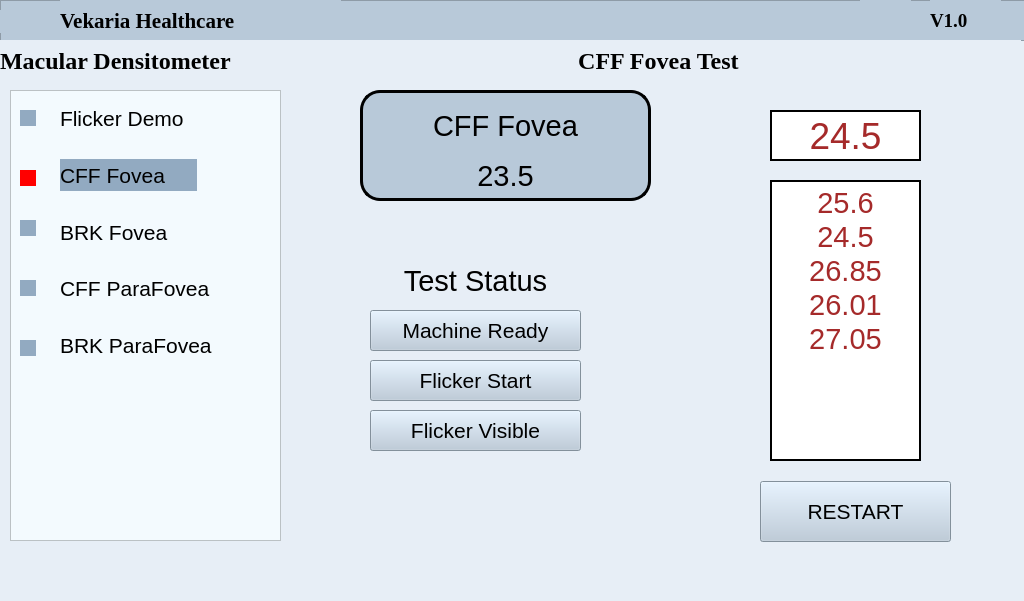
Above: CFF_Fovea.ui from Prism-Techs/vekariahealthCare before the change. Below: the same form after it.
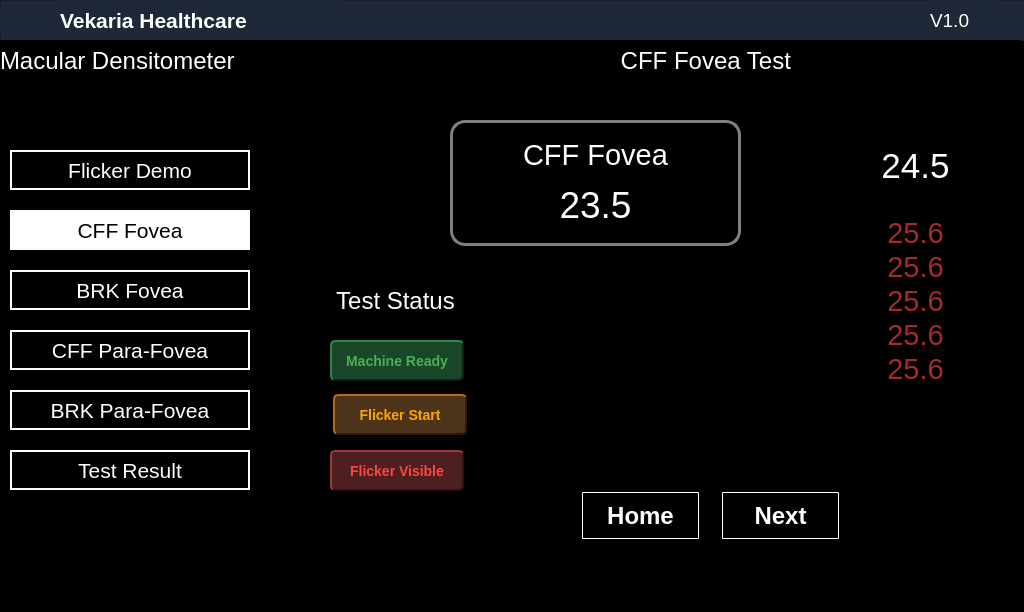
That is the form after the change. Icons and pictures are not drawn.

What changed in the file:
```diff
--- a/CFF_Fovea.ui
+++ b/CFF_Fovea.ui
@@ -7,14 +7,15 @@
     <x>0</x>
     <y>0</y>
     <width>1024</width>
-    <height>601</height>
+    <height>612</height>
    </rect>
   </property>
   <property name="windowTitle">
    <string>Form</string>
   </property>
   <property name="styleSheet">
-   <string notr="true">background-color:#E7EEF6;</string>
+   <string notr="true">background-color:black;
+color:white;</string>
   </property>
   <widget class="QFrame" name="frame">
    <property name="geometry">
@@ -26,7 +27,8 @@
     </rect>
    </property>
    <property name="styleSheet">
-    <string notr="true">background-color:#B8C9D9;</string>
+    <string notr="true">background-color:#1f2836;
+color:white</string>
    </property>
    <property name="frameShape">
     <enum>QFrame::StyledPanel</enum>
@@ -45,7 +47,7 @@
     </property>
     <property name="font">
      <font>
-      <family>Times New Roman</family>
+      <family>Helvetica Neue</family>
       <pointsize>16</pointsize>
       <weight>75</weight>
       <bold>true</bold>
@@ -66,10 +68,10 @@
     </property>
     <property name="font">
      <font>
-      <family>Times New Roman</family>
+      <family>Helvetica Neue</family>
       <pointsize>14</pointsize>
-      <weight>75</weight>
-      <bold>true</bold>
+      <weight>50</weight>
+      <bold>false</bold>
      </font>
     </property>
     <property name="text">
@@ -97,26 +99,7 @@
      <string/>
     </property>
     <property name="pixmap">
-     <pixmap resource="icons/vekarialogo.qrc">:/newPrefix/Vekaria Healthcare Logo/VHC Logo.png</pixmap>
-    </property>
-    <property name="scaledContents">
-     <bool>true</bool>
-    </property>
-   </widget>
-   <widget class="QLabel" name="wifiIcon">
-    <property name="geometry">
-     <rect>
-      <x>860</x>
-      <y>0</y>
-      <width>51</width>
-      <height>41</height>
-     </rect>
-    </property>
-    <property name="text">
-     <string/>
-    </property>
-    <property name="pixmap">
-     <pixmap>:/wifilogo/wifi.png</pixmap>
+     <pixmap resource="../../UI/icons/vekarialogo.qrc">:/newPrefix/Vekaria Healthcare Logo/VHC Logo.png</pixmap>
     </property>
     <property name="scaledContents">
      <bool>true</bool>
@@ -134,10 +117,10 @@
    </property>
    <property name="font">
     <font>
-     <family>Times New Roman</family>
+     <family>Helvetica Neue</family>
      <pointsize>18</pointsize>
-     <weight>75</weight>
-     <bold>true</bold>
+     <weight>50</weight>
+     <bold>false</bold>
     </font>
    </property>
    <property name="layoutDirection">
@@ -150,522 +133,637 @@
     <set>Qt::AlignLeading|Qt::AlignLeft|Qt::AlignVCenter</set>
    </property>
   </widget>
-  <widget class="QLabel" name="label">
+  <widget class="QPushButton" name="pushButton_4">
    <property name="geometry">
     <rect>
-     <x>360</x>
-     <y>260</y>
-     <width>231</width>
-     <height>41</height>
+     <x>10</x>
+     <y>150</y>
+     <width>240</width>
+     <height>40</height>
     </rect>
    </property>
    <property name="font">
     <font>
-     <family>Helvetica</family>
-     <pointsize>22</pointsize>
+     <family>Helvetica Neue</family>
+     <pointsize>16</pointsize>
+     <weight>50</weight>
+     <bold>false</bold>
     </font>
    </property>
+   <property name="styleSheet">
+    <string notr="true"> QPushButton {
+                background-color: black;
+                color: white;
+                border: none;
+				border:2px solid white;
+            }
+</string>
+   </property>
    <property name="text">
-    <string>Test Status</string>
+    <string>Flicker Demo</string>
    </property>
-   <property name="alignment">
-    <set>Qt::AlignCenter</set>
+  </widget>
+  <widget class="QPushButton" name="pushButton_6">
+   <property name="geometry">
+    <rect>
+     <x>10</x>
+     <y>210</y>
+     <width>240</width>
+     <height>40</height>
+    </rect>
    </property>
+   <property name="font">
+    <font>
+     <family>Helvetica Neue</family>
+     <pointsize>16</pointsize>
+     <weight>50</weight>
+     <bold>false</bold>
+    </font>
+   </property>
+   <property name="styleSheet">
+    <string notr="true"> QPushButton {
+                background-color: white;
+                color: black;
+                border: none;
+				border:2px solid white;
+            }
+</string>
+   </property>
+   <property name="text">
+    <string>CFF Fovea</string>
+   </property>
   </widget>
-  <widget class="QPushButton" name="pushButton">
+  <widget class="QPushButton" name="pushButton_7">
    <property name="geometry">
     <rect>
-     <x>370</x>
-     <y>310</y>
-     <width>211</width>
-     <height>41</height>
+     <x>10</x>
+     <y>270</y>
+     <width>240</width>
+     <height>40</height>
     </rect>
    </property>
    <property name="font">
     <font>
-     <family>Helvetica</family>
+     <family>Helvetica Neue</family>
      <pointsize>16</pointsize>
+     <weight>50</weight>
+     <bold>false</bold>
     </font>
    </property>
    <property name="styleSheet">
-    <string notr="true">QWidget {
-    background-color: #B8C9D9;
-}
-
-QWidget:hover {
-    background-color: #92AAC1;
-}
+    <string notr="true"> QPushButton {
+                background-color: black;
+                color: white;
+                border: none;
+				border:2px solid white;
+            }
 </string>
    </property>
    <property name="text">
-    <string>Machine Ready</string>
+    <string>BRK Fovea</string>
    </property>
   </widget>
-  <widget class="QPushButton" name="pushButton_2">
+  <widget class="QPushButton" name="pushButton_8">
    <property name="geometry">
     <rect>
-     <x>370</x>
-     <y>360</y>
-     <width>211</width>
-     <height>41</height>
+     <x>10</x>
+     <y>330</y>
+     <width>240</width>
+     <height>40</height>
     </rect>
    </property>
    <property name="font">
     <font>
-     <family>Helvetica</family>
+     <family>Helvetica Neue</family>
      <pointsize>16</pointsize>
+     <weight>50</weight>
+     <bold>false</bold>
     </font>
    </property>
    <property name="styleSheet">
-    <string notr="true">QWidget {
-    background-color: #B8C9D9;
-}
-
-QWidget:hover {
-    background-color: #92AAC1;
-}
+    <string notr="true"> QPushButton {
+                background-color: black;
+                color: white;
+                border: none;
+				border:2px solid white;
+            }
 </string>
    </property>
    <property name="text">
-    <string>Flicker Start</string>
+    <string>CFF Para-Fovea</string>
    </property>
   </widget>
-  <widget class="QPushButton" name="pushButton_3">
+  <widget class="QPushButton" name="pushButton_9">
    <property name="geometry">
     <rect>
-     <x>370</x>
-     <y>410</y>
-     <width>211</width>
-     <height>41</height>
+     <x>10</x>
+     <y>390</y>
+     <width>240</width>
+     <height>40</height>
     </rect>
    </property>
    <property name="font">
     <font>
-     <family>Helvetica</family>
+     <family>Helvetica Neue</family>
      <pointsize>16</pointsize>
+     <weight>50</weight>
+     <bold>false</bold>
     </font>
    </property>
    <property name="styleSheet">
-    <string notr="true">QWidget {
-    background-color: #B8C9D9;
-}
-
-QWidget:hover {
-    background-color: #92AAC1;
-}
+    <string notr="true"> QPushButton {
+                background-color: black;
+                color: white;
+                border: none;
+				border:2px solid white;
+            }
 </string>
    </property>
    <property name="text">
-    <string>Flicker Visible</string>
+    <string>BRK Para-Fovea</string>
    </property>
   </widget>
-  <widget class="QTextEdit" name="textEdit_3">
+  <widget class="QPushButton" name="pushButton_10">
    <property name="geometry">
     <rect>
-     <x>770</x>
-     <y>180</y>
-     <width>151</width>
-     <height>281</height>
+     <x>10</x>
+     <y>450</y>
+     <width>240</width>
+     <height>40</height>
     </rect>
    </property>
+   <property name="font">
+    <font>
+     <family>Helvetica Neue</family>
+     <pointsize>16</pointsize>
+     <weight>50</weight>
+     <bold>false</bold>
+    </font>
+   </property>
    <property name="styleSheet">
-    <string notr="true">QTextEdit {
-    background-color: white; /* Set background color to white */
+    <string notr="true"> QPushButton {
+                background-color: black;
+                color: white;
+                border: none;
+				border:2px solid white;
+            }
+</string>
+   </property>
+   <property name="text">
+    <string>Test Result</string>
+   </property>
+  </widget>
+  <widget class="QFrame" name="frame_5">
+   <property name="geometry">
+    <rect>
+     <x>280</x>
+     <y>110</y>
+     <width>711</width>
+     <height>441</height>
+    </rect>
+   </property>
+   <property name="styleSheet">
+    <string notr="true">QFrame{
+background-color:#1f2836;
+border-radius:30px;
+
+
+};
+color:white;</string>
+   </property>
+   <property name="frameShape">
+    <enum>QFrame::StyledPanel</enum>
+   </property>
+   <property name="frameShadow">
+    <enum>QFrame::Raised</enum>
+   </property>
+   <widget class="QLabel" name="label_28">
+    <property name="geometry">
+     <rect>
+      <x>580</x>
+      <y>30</y>
+      <width>111</width>
+      <height>51</height>
+     </rect>
+    </property>
+    <property name="font">
+     <font>
+      <family>Helvetica</family>
+      <pointsize>26</pointsize>
+     </font>
+    </property>
+    <property name="styleSheet">
+     <string notr="true">QLabel {
+    background-color: black; /* Set background color to white */
+    border: 2px solid Black; /* Set a solid red border with a width of 30 pixels */
+	color:white;
+}</string>
+    </property>
+    <property name="text">
+     <string>24.5</string>
+    </property>
+    <property name="alignment">
+     <set>Qt::AlignCenter</set>
+    </property>
+   </widget>
+   <widget class="QTextEdit" name="textEdit_3">
+    <property name="geometry">
+     <rect>
+      <x>580</x>
+      <y>100</y>
+      <width>111</width>
+      <height>281</height>
+     </rect>
+    </property>
+    <property name="styleSheet">
+     <string notr="true">QTextEdit {
+    background-color: black; /* Set background color to white */
     border: 2px solid Black; /* Set a solid red border with a width of 30 pixels */
 	color:brown;
+	border-radius:0px;
 }</string>
-   </property>
-   <property name="html">
-    <string>&lt;!DOCTYPE HTML PUBLIC &quot;-//W3C//DTD HTML 4.0//EN&quot; &quot;http://www.w3.org/TR/REC-html40/strict.dtd&quot;&gt;
+    </property>
+    <property name="html">
+     <string>&lt;!DOCTYPE HTML PUBLIC &quot;-//W3C//DTD HTML 4.0//EN&quot; &quot;http://www.w3.org/TR/REC-html40/strict.dtd&quot;&gt;
 &lt;html&gt;&lt;head&gt;&lt;meta name=&quot;qrichtext&quot; content=&quot;1&quot; /&gt;&lt;style type=&quot;text/css&quot;&gt;
 p, li { white-space: pre-wrap; }
 &lt;/style&gt;&lt;/head&gt;&lt;body style=&quot; font-family:'MS Shell Dlg 2'; font-size:7.8pt; font-weight:400; font-style:normal;&quot;&gt;
 &lt;p align=&quot;center&quot; style=&quot; margin-top:0px; margin-bottom:0px; margin-left:0px; margin-right:0px; -qt-block-indent:0; text-indent:0px;&quot;&gt;&lt;span style=&quot; font-size:22pt;&quot;&gt;25.6&lt;/span&gt;&lt;/p&gt;
-&lt;p align=&quot;center&quot; style=&quot; margin-top:0px; margin-bottom:0px; margin-left:0px; margin-right:0px; -qt-block-indent:0; text-indent:0px;&quot;&gt;&lt;span style=&quot; font-size:22pt;&quot;&gt;24.5&lt;/span&gt;&lt;/p&gt;
-&lt;p align=&quot;center&quot; style=&quot; margin-top:0px; margin-bottom:0px; margin-left:0px; margin-right:0px; -qt-block-indent:0; text-indent:0px;&quot;&gt;&lt;span style=&quot; font-size:22pt;&quot;&gt;26.85&lt;/span&gt;&lt;/p&gt;
-&lt;p align=&quot;center&quot; style=&quot; margin-top:0px; margin-bottom:0px; margin-left:0px; margin-right:0px; -qt-block-indent:0; text-indent:0px;&quot;&gt;&lt;span style=&quot; font-size:22pt;&quot;&gt;26.01&lt;/span&gt;&lt;/p&gt;
-&lt;p align=&quot;center&quot; style=&quot; margin-top:0px; margin-bottom:0px; margin-left:0px; margin-right:0px; -qt-block-indent:0; text-indent:0px;&quot;&gt;&lt;span style=&quot; font-size:22pt;&quot;&gt;27.05&lt;/span&gt;&lt;/p&gt;&lt;/body&gt;&lt;/html&gt;</string>
-   </property>
-  </widget>
-  <widget class="QFrame" name="frame_2">
-   <property name="geometry">
-    <rect>
-     <x>360</x>
-     <y>90</y>
-     <width>291</width>
-     <height>111</height>
-    </rect>
-   </property>
-   <property name="styleSheet">
-    <string notr="true">
+&lt;p align=&quot;center&quot; style=&quot; margin-top:0px; margin-bottom:0px; margin-left:0px; margin-right:0px; -qt-block-indent:0; text-indent:0px;&quot;&gt;&lt;span style=&quot; font-size:22pt;&quot;&gt;25.6&lt;/span&gt;&lt;/p&gt;
+&lt;p align=&quot;center&quot; style=&quot; margin-top:0px; margin-bottom:0px; margin-left:0px; margin-right:0px; -qt-block-indent:0; text-indent:0px;&quot;&gt;&lt;span style=&quot; font-size:22pt;&quot;&gt;25.6&lt;/span&gt;&lt;/p&gt;
+&lt;p align=&quot;center&quot; style=&quot; margin-top:0px; margin-bottom:0px; margin-left:0px; margin-right:0px; -qt-block-indent:0; text-indent:0px;&quot;&gt;&lt;span style=&quot; font-size:22pt;&quot;&gt;25.6&lt;/span&gt;&lt;/p&gt;
+&lt;p align=&quot;center&quot; style=&quot; margin-top:0px; margin-bottom:0px; margin-left:0px; margin-right:0px; -qt-block-indent:0; text-indent:0px;&quot;&gt;&lt;span style=&quot; font-size:22pt;&quot;&gt;25.6&lt;/span&gt;&lt;/p&gt;&lt;/body&gt;&lt;/html&gt;</string>
+    </property>
+   </widget>
+   <widget class="QFrame" name="frame_2">
+    <property name="geometry">
+     <rect>
+      <x>170</x>
+      <y>10</y>
+      <width>291</width>
+      <height>126</height>
+     </rect>
+    </property>
+    <property name="styleSheet">
+     <string notr="true">
 QFrame{
-background-color:#B8C9D9;
-border-radius:20px;
-border:3px solid black;
+border-radius:15px;
+border:3px solid grey;
+background-color:black;
 }</string>
-   </property>
-   <property name="frameShape">
-    <enum>QFrame::StyledPanel</enum>
-   </property>
-   <property name="frameShadow">
-    <enum>QFrame::Raised</enum>
-   </property>
-   <widget class="QLabel" name="label_7">
-    <property name="geometry">
-     <rect>
-      <x>40</x>
-      <y>70</y>
-      <width>211</width>
-      <height>31</height>
-     </rect>
     </property>
-    <property name="font">
-     <font>
-      <family>Helvetica</family>
-      <pointsize>22</pointsize>
-     </font>
+    <property name="frameShape">
+     <enum>QFrame::StyledPanel</enum>
     </property>
-    <property name="styleSheet">
-     <string notr="true">border:none;</string>
+    <property name="frameShadow">
+     <enum>QFrame::Raised</enum>
     </property>
-    <property name="text">
-     <string>23.5</string>
-    </property>
-    <property name="alignment">
-     <set>Qt::AlignCenter</set>
-    </property>
+    <widget class="QLabel" name="label_7">
+     <property name="geometry">
+      <rect>
+       <x>40</x>
+       <y>60</y>
+       <width>211</width>
+       <height>50</height>
+      </rect>
+     </property>
+     <property name="font">
+      <font>
+       <family>Helvetica Neue</family>
+       <pointsize>28</pointsize>
+      </font>
+     </property>
+     <property name="styleSheet">
+      <string notr="true">border:none;</string>
+     </property>
+     <property name="text">
+      <string>23.5</string>
+     </property>
+     <property name="alignment">
+      <set>Qt::AlignCenter</set>
+     </property>
+    </widget>
+    <widget class="QLabel" name="label_6">
+     <property name="geometry">
+      <rect>
+       <x>10</x>
+       <y>10</y>
+       <width>271</width>
+       <height>50</height>
+      </rect>
+     </property>
+     <property name="font">
+      <font>
+       <family>Helvetica Neue</family>
+       <pointsize>22</pointsize>
+      </font>
+     </property>
+     <property name="styleSheet">
+      <string notr="true">border:none;</string>
+     </property>
+     <property name="text">
+      <string>CFF Fovea</string>
+     </property>
+     <property name="alignment">
+      <set>Qt::AlignCenter</set>
+     </property>
+    </widget>
    </widget>
-   <widget class="QLabel" name="label_6">
+   <widget class="QLabel" name="label">
     <property name="geometry">
      <rect>
-      <x>10</x>
-      <y>20</y>
-      <width>271</width>
-      <height>31</height>
+      <x>0</x>
+      <y>170</y>
+      <width>231</width>
+      <height>41</height>
      </rect>
     </property>
     <property name="font">
      <font>
-      <family>Helvetica</family>
-      <pointsize>22</pointsize>
+      <family>Helvetica Neue</family>
+      <pointsize>18</pointsize>
      </font>
     </property>
-    <property name="styleSheet">
-     <string notr="true">border:none;</string>
-    </property>
     <property name="text">
-     <string>CFF Fovea</string>
+     <string>Test Status</string>
     </property>
     <property name="alignment">
      <set>Qt::AlignCenter</set>
     </property>
    </widget>
-  </widget>
-  <widget class="QFrame" name="frame_3">
-   <property name="geometry">
-    <rect>
-     <x>10</x>
-     <y>90</y>
-     <width>271</width>
-     <height>451</height>
-    </rect>
-   </property>
-   <property name="styleSheet">
-    <string notr="true">QFrame{
-Background-color:#F3FAFE;
-}</string>
-   </property>
-   <property name="frameShape">
-    <enum>QFrame::StyledPanel</enum>
-   </property>
-   <property name="frameShadow">
-    <enum>QFrame::Raised</enum>
-   </property>
-   <widget class="QLabel" name="label_10">
+   <widget class="QPushButton" name="pushButton">
     <property name="geometry">
      <rect>
       <x>50</x>
-      <y>12</y>
-      <width>161</width>
-      <height>32</height>
+      <y>230</y>
+      <width>134</width>
+      <height>41</height>
      </rect>
     </property>
     <property name="font">
      <font>
-      <family>Helvetica</family>
-      <pointsize>16</pointsize>
+      <family>Arial</family>
+      <pointsize>-1</pointsize>
+      <weight>75</weight>
+      <bold>true</bold>
      </font>
     </property>
     <property name="styleSheet">
-     <string notr="true">QLabel:hover{
-background-color:#B8C9D9;
+     <string notr="true">QPushButton {
+    border-radius: 5px;
+    font-weight: bold;
+    font-size: 14px;
+    padding: 5px;
+    font-family: Arial;
+
+
+    color: #4CAF50;
+    background-color: #1a472a;
+    border: 2px solid transparent;
+    border-top: 2px solid #2d8549;
+    border-left: 2px solid #2d8549;
+    border-bottom: 2px solid #0d2415;
+    border-right: 2px solid #0d2415;
+    qproperty-alignment: AlignCenter;
+    box-shadow: 2px 2px 4px rgba(0, 0, 0, 0.4),
+                inset 1px 1px 2px rgba(255, 255, 255, 0.1);
+}
+
+QPushButton:hover {
+    background-color: #2a5a3a;
+    border-top: 2px solid #0d2415;
+    border-left: 2px solid #0d2415;
+    border-bottom: 2px solid #2d8549;
+    border-right: 2px solid #2d8549;
 }</string>
     </property>
     <property name="text">
-     <string>Flicker Demo</string>
+     <string>Machine Ready</string>
     </property>
    </widget>
-   <widget class="QLabel" name="label_13">
+   <widget class="QPushButton" name="pushButton_3">
     <property name="geometry">
      <rect>
       <x>50</x>
-      <y>126</y>
-      <width>139</width>
-      <height>32</height>
+      <y>340</y>
+      <width>134</width>
+      <height>41</height>
      </rect>
     </property>
     <property name="font">
      <font>
-      <family>Helvetica</family>
-      <pointsize>16</pointsize>
+      <family>Arial</family>
+      <pointsize>-1</pointsize>
+      <weight>75</weight>
+      <bold>true</bold>
      </font>
     </property>
     <property name="styleSheet">
-     <string notr="true"/>
+     <string notr="true">QPushButton {
+    border-radius: 5px;
+    font-weight: bold;
+    padding: 5px;
+    color: #ff4444;
+    padding: 5px;
+    font-family: Arial;
+	font-size:14px;
+    background-color: #4d1f1f;
+    border: 2px solid transparent;
+    border-top: 2px solid #a33636;
+    border-left: 2px solid #a33636;
+    border-bottom: 2px solid #2b1111;
+    border-right: 2px solid #2b1111;
+    qproperty-alignment: AlignCenter;
+    box-shadow: 2px 2px 4px rgba(0, 0, 0, 0.4),
+                inset 1px 1px 2px rgba(255, 255, 255, 0.1);
+
+}</string>
     </property>
     <property name="text">
-     <string>BRK Fovea</string>
+     <string>Flicker Visible</string>
     </property>
    </widget>
-   <widget class="QLabel" name="label_15">
+   <widget class="QPushButton" name="pushButton_2">
     <property name="geometry">
      <rect>
-      <x>50</x>
-      <y>182</y>
-      <width>193</width>
-      <height>32</height>
+      <x>53</x>
+      <y>284</y>
+      <width>134</width>
+      <height>41</height>
      </rect>
     </property>
     <property name="font">
      <font>
-      <family>Helvetica</family>
-      <pointsize>16</pointsize>
+      <family>Arial</family>
+      <pointsize>-1</pointsize>
+      <weight>75</weight>
+      <bold>true</bold>
      </font>
     </property>
     <property name="styleSheet">
-     <string notr="true"/>
-    </property>
-    <property name="text">
-     <string>CFF ParaFovea</string>
-    </property>
-   </widget>
-   <widget class="QLabel" name="label_22">
-    <property name="geometry">
-     <rect>
-      <x>50</x>
-      <y>239</y>
-      <width>195</width>
-      <height>32</height>
-     </rect>
-    </property>
-    <property name="font">
-     <font>
-      <family>Helvetica</family>
-      <pointsize>16</pointsize>
-     </font>
-    </property>
-    <property name="styleSheet">
-     <string notr="true"/>
-    </property>
-    <property name="text">
-     <string>BRK ParaFovea</string>
-    </property>
-   </widget>
-   <widget class="QLabel" name="label_16">
-    <property name="geometry">
-     <rect>
-      <x>50</x>
-      <y>69</y>
-      <width>137</width>
-      <height>32</height>
-     </rect>
-    </property>
-    <property name="font">
-     <font>
-      <family>Helvetica</family>
-      <pointsize>16</pointsize>
-     </font>
-    </property>
-    <property name="styleSheet">
-     <string notr="true">background-color:#92AAC1
+     <string notr="true">QPushButton {
+    border-radius: 5px;
+    font-weight: bold;
+    font-size: 14px;
+    padding: 5px;
+    font-family: Arial;
+
+
+ color: #FFA500;
+    background-color: #4d3319;
+    border: 2px solid transparent;
+    border-top: 2px solid #b36b1b;
+    border-left: 2px solid #b36b1b;
+    border-bottom: 2px solid #2b1d0e;
+    border-right: 2px solid #2b1d0e;
+    qproperty-alignment: AlignCenter;
+    box-shadow: 2px 2px 4px rgba(0, 0, 0, 0.4),
+                inset 1px 1px 2px rgba(255, 255, 255, 0.1);
+
+}
+
 </string>
     </property>
     <property name="text">
-     <string>CFF Fovea</string>
+     <string>Flicker Start</string>
     </property>
    </widget>
-   <widget class="QLabel" name="label_23">
+   <widget class="QPushButton" name="Next">
     <property name="geometry">
      <rect>
-      <x>10</x>
-      <y>20</y>
-      <width>16</width>
-      <height>16</height>
+      <x>440</x>
+      <y>380</y>
+      <width>121</width>
+      <height>51</height>
      </rect>
     </property>
     <property name="font">
      <font>
-      <family>Helvetica</family>
-      <pointsize>16</pointsize>
+      <pointsize>-1</pointsize>
+      <weight>75</weight>
+      <bold>true</bold>
      </font>
     </property>
     <property name="styleSheet">
-     <string notr="true">background-color:#92AAC1
+     <string notr="true">
+    QPushButton {
+        background-color: transparent;
+        color: white;
+        border: 1px solid white;
+        padding: 10px 20px;
+        font-size: 24px;
+        border-radius: 1px;
+        font-weight: bold;
+        transition: all 0.3s;
+        margin: 2px;
+        /* Add subtle initial shadow */
+        border-bottom: 1px solid white;
+        border-right: 1px solid white;
+    }
+    
+    QPushButton:hover {
+        background-color: rgba(33, 150, 243, 0.1);
+        border: 2px solid #64B5F6;
+        color: #64B5F6;
+        /* Enhanced hover effect */
+        border-bottom: 4px solid #42A5F5;
+        border-right: 3px solid #42A5F5;
+        margin: 2px;
+    }
+    
+    QPushButton:pressed {
+        background-color: rgba(33, 150, 243, 0.2);
+        border: 2px solid white;
+        /* Create pressed effect */
+        border-bottom: 2px solid white;
+        border-right: 2px solid white;
+        margin-top: 4px;
+        margin-left: 2px;
+        padding-top: 11px;
+        padding-left: 21px;
+    }
+    
+    QPushButton:disabled {
+        background-color: transparent;
+        color: #B0B0B0;
+        border: 2px solid #B0B0B0;
+        border-bottom: 4px solid #909090;
+        border-right: 3px solid #909090;
+    }
 </string>
     </property>
     <property name="text">
-     <string/>
+     <string>Next</string>
     </property>
    </widget>
-   <widget class="QLabel" name="label_24">
+   <widget class="QPushButton" name="Home">
     <property name="geometry">
      <rect>
-      <x>10</x>
-      <y>80</y>
-      <width>16</width>
-      <height>16</height>
+      <x>300</x>
+      <y>380</y>
+      <width>121</width>
+      <height>51</height>
      </rect>
     </property>
     <property name="font">
      <font>
-      <family>Helvetica</family>
-      <pointsize>16</pointsize>
+      <pointsize>-1</pointsize>
+      <weight>75</weight>
+      <bold>true</bold>
      </font>
     </property>
     <property name="styleSheet">
-     <string notr="true">background-color:red;</string>
-    </property>
-    <property name="text">
-     <string/>
-    </property>
-   </widget>
-   <widget class="QLabel" name="label_25">
-    <property name="geometry">
-     <rect>
-      <x>10</x>
-      <y>130</y>
-      <width>16</width>
-      <height>16</height>
-     </rect>
-    </property>
-    <property name="font">
-     <font>
-      <family>Helvetica</family>
-      <pointsize>16</pointsize>
-     </font>
-    </property>
-    <property name="styleSheet">
-     <string notr="true">background-color:#92AAC1
+     <string notr="true">
+    QPushButton {
+        background-color: transparent;
+        color: white;
+        border: 1px solid white;
+        padding: 10px 20px;
+        font-size: 24px;
+        border-radius: 1px;
+        font-weight: bold;
+        transition: all 0.3s;
+        margin: 2px;
+        /* Add subtle initial shadow */
+        border-bottom: 1px solid white;
+        border-right: 1px solid white;
+    }
+    
+    QPushButton:hover {
+        background-color: rgba(33, 150, 243, 0.1);
+        border: 2px solid #64B5F6;
+        color: #64B5F6;
+        /* Enhanced hover effect */
+        border-bottom: 4px solid #42A5F5;
+        border-right: 3px solid #42A5F5;
+        margin: 2px;
+    }
+    
+    QPushButton:pressed {
+        background-color: rgba(33, 150, 243, 0.2);
+        border: 2px solid white;
+        /* Create pressed effect */
+        border-bottom: 2px solid white;
+        border-right: 2px solid white;
+        margin-top: 4px;
+        margin-left: 2px;
+        padding-top: 11px;
+        padding-left: 21px;
+    }
+    
+    QPushButton:disabled {
+        background-color: transparent;
+        color: #B0B0B0;
+        border: 2px solid #B0B0B0;
+        border-bottom: 4px solid #909090;
+        border-right: 3px solid #909090;
+    }
 </string>
     </property>
     <property name="text">
-     <string/>
+     <string>Home</string>
     </property>
    </widget>
-   <widget class="QLabel" name="label_26">
-    <property name="geometry">
-     <rect>
-      <x>10</x>
-      <y>190</y>
-      <width>16</width>
-      <height>16</height>
-     </rect>
-    </property>
-    <property name="font">
-     <font>
-      <family>Helvetica</family>
-      <pointsize>16</pointsize>
-     </font>
-    </property>
-    <property name="styleSheet">
-     <string notr="true">background-color:#92AAC1
-</string>
-    </property>
-    <property name="text">
-     <string/>
-    </property>
-   </widget>
-   <widget class="QLabel" name="label_27">
-    <property name="geometry">
-     <rect>
-      <x>10</x>
-      <y>250</y>
-      <width>16</width>
-      <height>16</height>
-     </rect>
-    </property>
-    <property name="font">
-     <font>
-      <family>Helvetica</family>
-      <pointsize>16</pointsize>
-     </font>
-    </property>
-    <property name="styleSheet">
-     <string notr="true">background-color:#92AAC1
-</string>
-    </property>
-    <property name="text">
-     <string/>
-    </property>
-   </widget>
-  </widget>
-  <widget class="QLabel" name="label_28">
-   <property name="geometry">
-    <rect>
-     <x>770</x>
-     <y>110</y>
-     <width>151</width>
-     <height>51</height>
-    </rect>
-   </property>
-   <property name="font">
-    <font>
-     <family>Helvetica</family>
-     <pointsize>28</pointsize>
-    </font>
-   </property>
-   <property name="styleSheet">
-    <string notr="true">QLabel {
-    background-color: white; /* Set background color to white */
-    border: 2px solid Black; /* Set a solid red border with a width of 30 pixels */
-	color:brown;
-}</string>
-   </property>
-   <property name="text">
-    <string>24.5</string>
-   </property>
-   <property name="alignment">
-    <set>Qt::AlignCenter</set>
-   </property>
-  </widget>
-  <widget class="QPushButton" name="pushButton_5">
-   <property name="geometry">
-    <rect>
-     <x>760</x>
-     <y>481</y>
-     <width>191</width>
-     <height>61</height>
-    </rect>
-   </property>
-   <property name="font">
-    <font>
-     <family>Helvetica</family>
-     <pointsize>16</pointsize>
-    </font>
-   </property>
-   <property name="styleSheet">
-    <string notr="true">QWidget {
-    background-color: #B8C9D9;
-}
-
-QWidget:hover {
-    background-color: #92AAC1;
-}
-</string>
-   </property>
-   <property name="text">
-    <string>RESTART</string>
-   </property>
   </widget>
  </widget>
  <resources>
```
Left out of the diff: 4 changed lines with no effect on the pictures.
